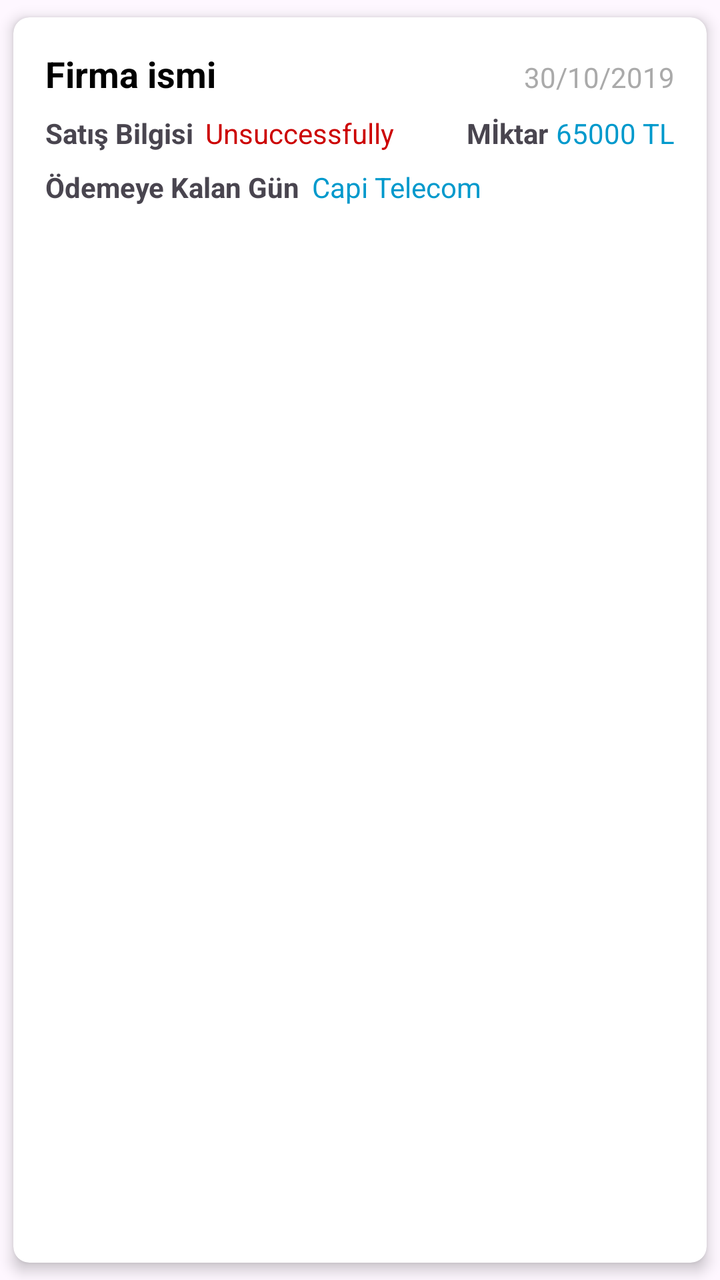
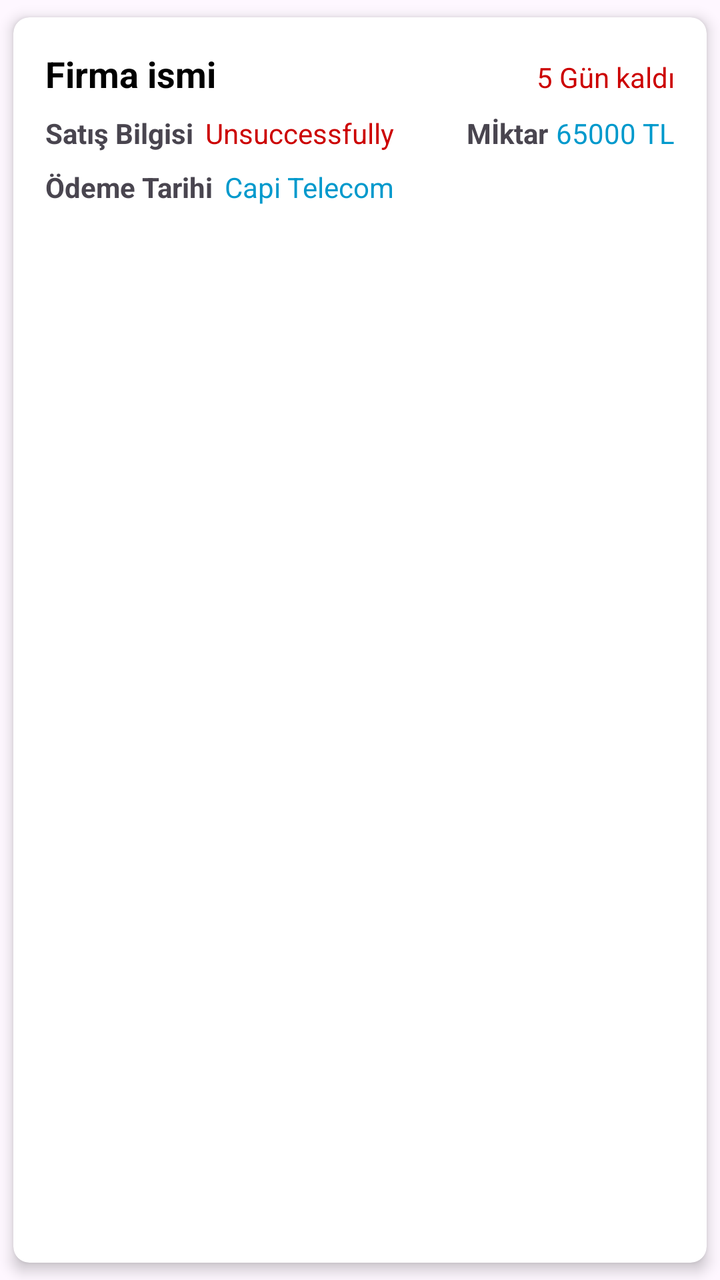

Compare the two renders of this Android layout. The source of the first and the diff that turns it into the second are given below.
<!-- AndroidManifest.xml: application theme Theme.DesignExample -->
<!-- res/layout/recycler_view_card.xml -->
<androidx.cardview.widget.CardView
    xmlns:android="http://schemas.android.com/apk/res/android"
    xmlns:app="http://schemas.android.com/apk/res-auto"
    android:layout_width="match_parent"
    android:layout_height="wrap_content"
    android:layout_margin="16dp"
    app:cardCornerRadius="8dp"
    app:cardElevation="4dp"
    app:cardUseCompatPadding="true"
    app:cardPreventCornerOverlap="true">

    
    <LinearLayout
        android:layout_width="match_parent"
        android:layout_height="wrap_content"
        android:orientation="vertical"
        android:padding="16dp">

        
        <LinearLayout
            android:layout_width="match_parent"
            android:layout_height="wrap_content"
            android:orientation="horizontal">

            
            <TextView
                android:id="@+id/CompanyName"
                android:layout_width="wrap_content"
                android:layout_height="wrap_content"
                android:layout_weight="1"
                android:text="Firma ismi"
                android:textColor="@android:color/black"
                android:textSize="18sp"
                android:textStyle="bold" />

            <Space
                android:layout_width="0dp"
                android:layout_height="1dp"
                android:layout_weight="1" />

            <TextView
                android:id="@+id/tvDate"
                android:layout_width="wrap_content"
                android:layout_height="wrap_content"
                android:text="30/10/2019"
                android:textColor="@android:color/darker_gray"
                android:textSize="14sp" />

        </LinearLayout>

        
        <Space
            android:layout_width="match_parent"
            android:layout_height="8dp" />

        
        <LinearLayout
            android:layout_width="match_parent"
            android:layout_height="wrap_content"
            android:orientation="horizontal">

            
            <TextView
                android:id="@+id/tvStatusLabel"
                android:layout_width="wrap_content"
                android:layout_height="wrap_content"
                android:text="Satış Bilgisi"
                android:textSize="14sp"
                android:textStyle="bold" />

            <TextView
                android:id="@+id/OdemeDurumu"
                android:layout_width="wrap_content"
                android:layout_height="wrap_content"
                android:layout_marginStart="6dp"
                android:text="Unsuccessfully"
                android:textColor="@android:color/holo_red_dark"
                android:textSize="14sp" />

            
            <Space
                android:layout_width="0dp"
                android:layout_height="1dp"
                android:layout_weight="1" />

            
            <TextView
                android:id="@+id/tvAmountLabel"
                android:layout_width="wrap_content"
                android:layout_height="wrap_content"
                android:text="Mİktar"
                android:textSize="14sp"
                android:textStyle="bold" />

            <TextView
                android:id="@+id/OdemeMiktari"
                android:layout_width="wrap_content"
                android:layout_height="wrap_content"
                android:layout_marginStart="4dp"
                android:text="65000 TL"
                android:textColor="@android:color/holo_blue_dark"
                android:textSize="14sp" />
        </LinearLayout>

        
        <Space
            android:layout_width="match_parent"
            android:layout_height="8dp" />

        
        <LinearLayout
            android:layout_width="match_parent"
            android:layout_height="wrap_content"
            android:orientation="horizontal">

            <TextView
                android:id="@+id/tvCompanyLabel"
                android:layout_width="wrap_content"
                android:layout_height="wrap_content"
                android:text="Ödemeye Kalan Gün"
                android:textSize="14sp"
                android:textStyle="bold" />

            <TextView
                android:id="@+id/KalanGunSayisi"
                android:layout_width="wrap_content"
                android:layout_height="wrap_content"
                android:layout_marginStart="6dp"
                android:text="Capi Telecom"
                android:textColor="@android:color/holo_blue_dark"
                android:textSize="14sp" />
        </LinearLayout>

    </LinearLayout>

</androidx.cardview.widget.CardView>
<!-- resources referenced by this layout -->
<resources>
  <style name="Theme.DesignExample" parent="Base.Theme.DesignExample" />
  <style name="Base.Theme.DesignExample" parent="Theme.Material3.DayNight.NoActionBar">
          
          
          <item name="android:statusBarColor">@color/black</item>
      </style>
  <color name="black">#FF000000</color>
</resources>

<!-- the commit's change to res/layout/recycler_view_card.xml (unified diff, before → after) -->
@@ -42,8 +42,8 @@
                 android:id="@+id/tvDate"
                 android:layout_width="wrap_content"
                 android:layout_height="wrap_content"
-                android:text="30/10/2019"
-                android:textColor="@android:color/darker_gray"
+                android:text="5 Gün kaldı"
+                android:textColor="@android:color/holo_red_dark"
                 android:textSize="14sp" />
 
         </LinearLayout>
@@ -117,12 +117,12 @@
                 android:id="@+id/tvCompanyLabel"
                 android:layout_width="wrap_content"
                 android:layout_height="wrap_content"
-                android:text="Ödemeye Kalan Gün"
+                android:text="Ödeme Tarihi"
                 android:textSize="14sp"
                 android:textStyle="bold" />
 
             <TextView
-                android:id="@+id/KalanGunSayisi"
+                android:id="@+id/OdemeTarihi"
                 android:layout_width="wrap_content"
                 android:layout_height="wrap_content"
                 android:layout_marginStart="6dp"
